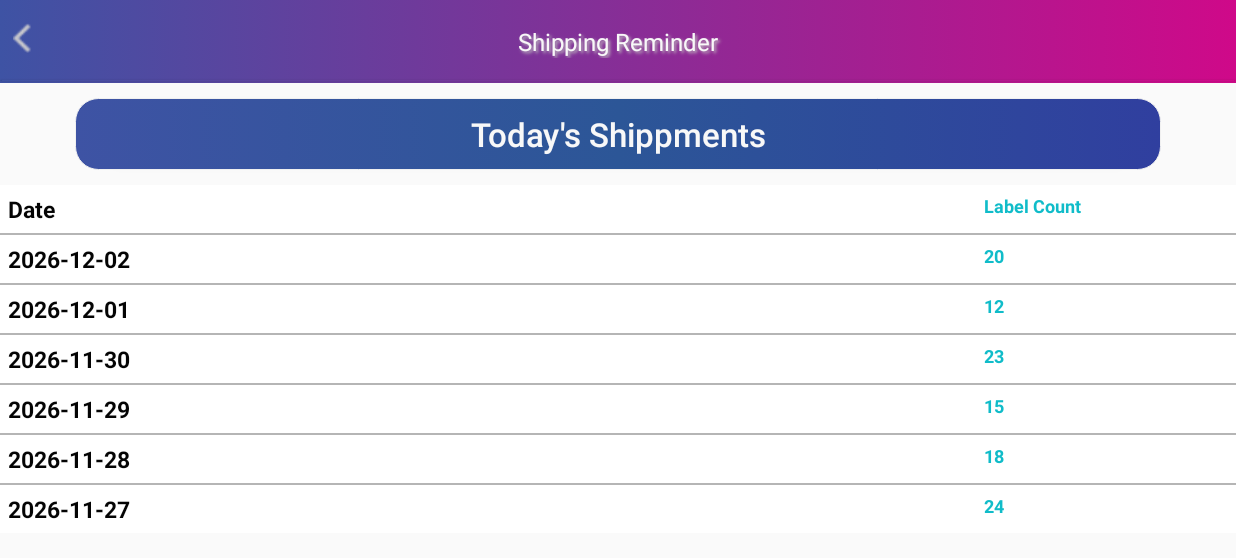
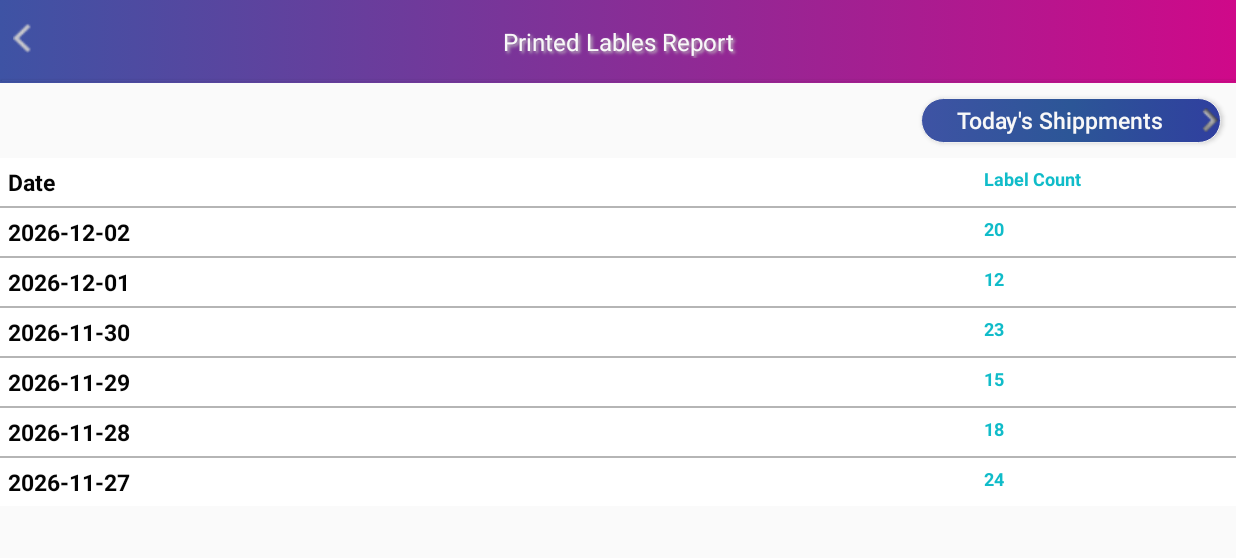
Before and after one commit to roagra/smbhackathon, an Android app: the LabelCountActivity screen opened directly, with no data from a screen before it, on a phone screen of 824 x 412 dp (held sideways). Shown: the top 558 px of the screen. Run offline under Robolectric (Android 15) with nearby library versions, the phone set to English and light mode, and no system bars; libraries missing offline, so code that uses them is left out: com.google.api.client, com.google.api.services, pub.devrel.easypermissions.

Commit message:
Incorporated Review Comments

```diff
--- a/app/src/main/java/com/pb/reminderapp/PrintPreviewActivity.java
+++ b/app/src/main/java/com/pb/reminderapp/PrintPreviewActivity.java
@@ -108,7 +108,7 @@ public class PrintPreviewActivity extends Activity {
             WebView webView = new WebView(printPreviewActivity);
             webView.getSettings().setJavaScriptEnabled(true);
             pdf = "https://web-prt3.gcs.pitneybowes.com/usps/325584758/outbound/label/3a58503e50d848ff82d3f9e60d99ba4d.pdf";
-            webView.loadUrl("http://drive.google.com/viewerng/viewer?embedded=true&url=" + pdf);
+            webView.loadUrl(pdf);
             baseContainer.addView(webView);
             baseContainer.invalidate();
         }
--- a/app/src/main/java/com/pb/reminderapp/service/ReminderAppService.java
+++ b/app/src/main/java/com/pb/reminderapp/service/ReminderAppService.java
@@ -118,21 +118,21 @@ public class ReminderAppService {
         if (dateCheckMailClass(eventInfo, "STDPOST", formattedRequiredDeliveryDate, dayAndRateMap.get("STDPOST").getEstimatedDeliveryDate())){
             EventInfo.ShippingOption shippingOption = new EventInfo.ShippingOption();
             shippingOption.setMailClass("STDPOST");
-            shippingOption.setNote("Mail Class : Standard Post, Estimated Delivery Date : " + dayAndRateMap.get("STDPOST").getEstimatedDeliveryDate()  + " AMOUNT : $" + dayAndRateMap.get("STDPOST").getTotalCarrierCharge());
+            shippingOption.setNote("Standard Post,   Delivery Date : " + dayAndRateMap.get("STDPOST").getEstimatedDeliveryDate()  + ",  Amount : $" + dayAndRateMap.get("STDPOST").getTotalCarrierCharge());
             eventInfo.setStandardShippingOption(shippingOption);
         }
 
         if ((dateCheckMailClass(eventInfo, "FCM", formattedRequiredDeliveryDate, dayAndRateMap.get("FCM").getEstimatedDeliveryDate())) || null !=  eventInfo.getStandardShippingOption()){
             EventInfo.ShippingOption shippingOption = new EventInfo.ShippingOption();
             shippingOption.setMailClass("FCM");
-            shippingOption.setNote("Mail Class : First Class, Estimated Delivery Date : " + dayAndRateMap.get("FCM").getEstimatedDeliveryDate()  + " AMOUNT : $" + dayAndRateMap.get("FCM").getTotalCarrierCharge());
+            shippingOption.setNote("First Class,  Delivery Date : " + dayAndRateMap.get("FCM").getEstimatedDeliveryDate()  + ",  Amount : $" + dayAndRateMap.get("FCM").getTotalCarrierCharge());
             eventInfo.setFmShippingOption(shippingOption);
         }
 
         if ((dateCheckMailClass(eventInfo, "PM", formattedRequiredDeliveryDate, dayAndRateMap.get("PM").getEstimatedDeliveryDate())) || null !=  eventInfo.getStandardShippingOption()){
             EventInfo.ShippingOption shippingOption = new EventInfo.ShippingOption();
             shippingOption.setMailClass("PM");
-            shippingOption.setNote("Mail Class : Priority Mail, Estimated Delivery Date : " + dayAndRateMap.get("PM").getEstimatedDeliveryDate()  + " AMOUNT : $" + dayAndRateMap.get("PM").getTotalCarrierCharge());
+            shippingOption.setNote("Priority Mail,  Delivery Date : " + dayAndRateMap.get("PM").getEstimatedDeliveryDate()  + ",  Amount : $" + dayAndRateMap.get("PM").getTotalCarrierCharge());
             eventInfo.setPmShippingOption(shippingOption);
         }
         if (eventInfo.isStandardPostTooLate() && eventInfo.isPriorityMailTooLate() && eventInfo.isFirstClassMailTooLate()){
--- a/app/src/main/res/layout/label_count_activity.xml
+++ b/app/src/main/res/layout/label_count_activity.xml
@@ -5,23 +5,31 @@
     android:layout_height="fill_parent"
     android:orientation="vertical">
 
-    <include layout="@layout/header" />
+    <include layout="@layout/report_header" />
+    <RelativeLayout
+        android:layout_width="wrap_content"
+        android:layout_height="wrap_content">
+
         <Button
             android:id="@+id/taskList"
-        android:layout_width="match_parent"
-        android:layout_height="wrap_content"
+            android:layout_width="200dp"
+            android:layout_height="30dp"
             android:layout_centerInParent="true"
-        android:layout_marginTop="@dimen/dp_10"
-        android:layout_marginRight="@dimen/dp_50"
             android:layout_marginBottom="@dimen/dp_10"
             android:layout_marginLeft="@dimen/dp_50"
+            android:layout_marginRight="@dimen/dp_10"
+            android:layout_alignParentRight="true"
+            android:layout_marginTop="@dimen/dp_10"
             android:background="@drawable/selector_blue_button_bg"
             android:contentDescription="@string/app_name"
+            android:drawableRight="@drawable/arrow"
             android:text="Today's Shippments"
             android:textAllCaps="false"
             android:textColor="@color/pb_gray_50_white"
-        android:textSize="@dimen/sp_22"
+            android:textSize="@dimen/sp_15"
             android:textStyle="normal" />
+    </RelativeLayout>
+
 
     <ListView
         android:id="@+id/list"
@@ -31,4 +39,5 @@
         android:dividerHeight="1dp"
         android:listSelector="@drawable/list_selector" />
 
+
 </LinearLayout>
--- /dev/null
+++ b/app/src/main/res/layout/report_header.xml
@@ -0,0 +1,45 @@
+<?xml version="1.0" encoding="utf-8"?>
+<RelativeLayout xmlns:android="http://schemas.android.com/apk/res/android"
+    xmlns:app="http://schemas.android.com/apk/res-auto"
+    xmlns:tools="http://schemas.android.com/tools"
+    android:id="@+id/header"
+
+    android:layout_width="match_parent"
+    android:layout_height="@dimen/dp_55"
+    android:background="@drawable/blue_magenta_gradient_left_to_right">
+
+    <ImageView
+        android:id="@+id/image_view_header_icon"
+        android:layout_width="@dimen/dp_30"
+        android:layout_marginTop="@dimen/dp_15"
+        android:layout_height="@dimen/dp_30"
+        android:layout_alignParentLeft="true"
+        android:paddingBottom="@dimen/dp_10"
+        android:scaleType="fitCenter"
+        android:src="@drawable/back" />
+
+    <TextView
+        android:id="@+id/textView_screen_title"
+        android:layout_width="match_parent"
+        android:layout_height="wrap_content"
+        android:layout_centerInParent="true"
+        android:layout_marginLeft="@dimen/dp_80"
+        android:layout_marginRight="@dimen/dp_110"
+        android:layout_toRightOf="@+id/image_view_header_icon"
+        android:gravity="center"
+        android:shadowColor="@color/pb_gray_300_button_pressed"
+        android:shadowDx="2"
+        android:shadowDy="2"
+        android:shadowRadius="2"
+        android:text="Printed Lables Report"
+        android:textColor="@color/pb_gray_50_white"
+        android:textSize="@dimen/sp_16" />
+
+    <View
+        android:layout_width="match_parent"
+        android:layout_height="@dimen/dp_0.5"
+        android:layout_alignParentBottom="true"
+        android:layout_margin="@dimen/dp_1"
+        android:background="@drawable/blue_magenta_gradient_left_to_right"
+        android:elevation="@dimen/dp_1" />
+</RelativeLayout>
```
Also changed, not shown: app/src/main/java/com/pb/reminderapp/RegistrationActivity.java (+6 -6 lines), app/src/main/java/com/pb/reminderapp/utility/GetAPIData.java (+22 -19 lines), app/src/main/java/com/pb/reminderapp/utility/LazyAdapter.java (+9 -0 lines), app/src/main/res/layout/list_row.xml (+16 -5 lines). Lines whose indentation alone changed are shown as unchanged.
